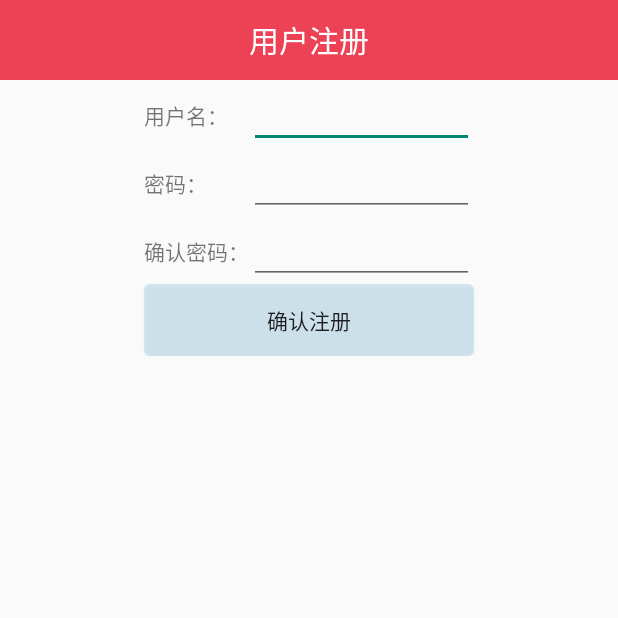
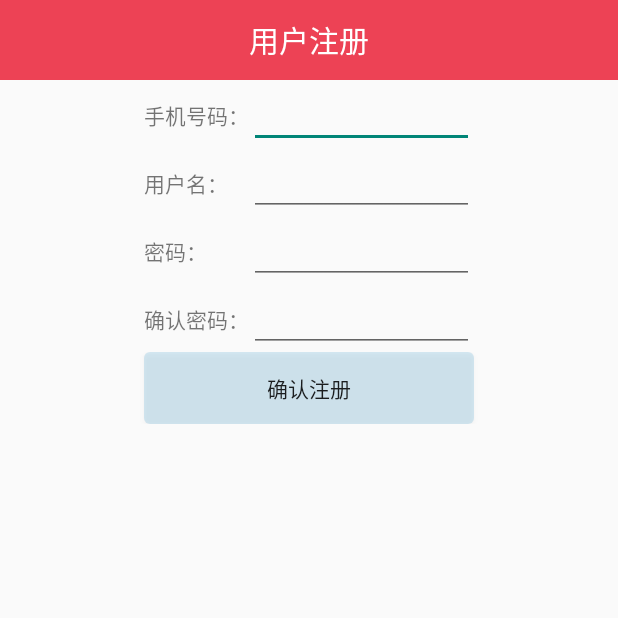
Before and after one commit to RoyalWhit3/dazuoye, an Android app: the Register screen opened directly, with no data from a screen before it, on a phone screen of 412 x 824 dp, the top half of it. Run offline under Robolectric (Android 15) with nearby library versions, the phone set to English and light mode, and no system bars.

Commit message:
注册页面添加手机号选项

```diff
--- a/app/src/main/res/layout/register.xml
+++ b/app/src/main/res/layout/register.xml
@@ -25,6 +25,18 @@
                     android:layout_width="match_parent"
                     android:layout_height="match_parent"
                     android:stretchColumns="0,3">
+                    <TableRow>
+                        <TextView />
+                        <TextView
+                            android:layout_width="wrap_content"
+                            android:layout_height="wrap_content"
+                            android:text="手机号码："/>
+                        <EditText
+                            android:layout_width="wrap_content"
+                            android:layout_height="wrap_content"
+                            android:minWidth="150dp"/>
+                        <TextView />
+                    </TableRow>
                     <TableRow>
                         <TextView />
                         <TextView
```
